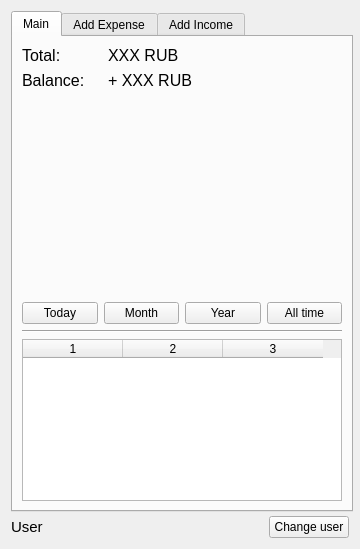
calabufy/SafeMoney, file data/uiSM.ui: the form before one commit.
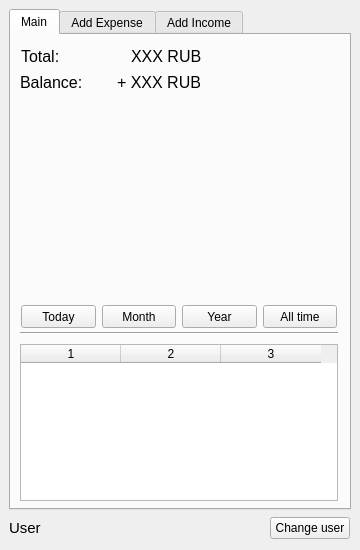
The form after the commit.

Commit message: feat: QFrame was removed from the form, 'frame' class was created to replace it, which will draw a ring diagram

The edit to the form file:
```diff
--- a/data/uiSM.ui
+++ b/data/uiSM.ui
@@ -7,19 +7,19 @@
     <x>0</x>
     <y>0</y>
     <width>360</width>
-    <height>549</height>
-   </rect>
-  </property>
-  <property name="minimumSize">
-   <size>
-    <width>360</width>
-    <height>500</height>
-   </size>
-  </property>
-  <property name="maximumSize">
-   <size>
-    <width>364</width>
     <height>550</height>
+   </rect>
+  </property>
+  <property name="minimumSize">
+   <size>
+    <width>0</width>
+    <height>0</height>
+   </size>
+  </property>
+  <property name="maximumSize">
+   <size>
+    <width>16777215</width>
+    <height>16777215</height>
    </size>
   </property>
   <property name="font">
@@ -30,9 +30,15 @@
   <property name="windowTitle">
    <string>SafeMoney</string>
   </property>
-  <layout class="QGridLayout" name="gridLayout_3">
-   <item row="0" column="0">
     <widget class="QTabWidget" name="tabWidget">
+   <property name="geometry">
+    <rect>
+     <x>9</x>
+     <y>9</y>
+     <width>342</width>
+     <height>501</height>
+    </rect>
+   </property>
      <property name="minimumSize">
       <size>
        <width>342</width>
@@ -49,18 +55,99 @@
       <attribute name="title">
        <string>Main</string>
       </attribute>
-      <layout class="QGridLayout" name="gridLayout">
-       <item row="2" column="1">
-        <widget class="QWidget" name="widget" native="true">
-         <property name="minimumSize">
+    <widget class="Line" name="line">
+     <property name="geometry">
+      <rect>
+       <x>9</x>
+       <y>290</y>
+       <width>318</width>
+       <height>16</height>
+      </rect>
+     </property>
+     <property name="orientation">
+      <enum>Qt::Horizontal</enum>
+     </property>
+    </widget>
+    <widget class="QTableWidget" name="balance_table">
+     <property name="geometry">
+      <rect>
+       <x>9</x>
+       <y>309</y>
+       <width>318</width>
+       <height>157</height>
+      </rect>
+     </property>
+     <property name="columnCount">
+      <number>3</number>
+     </property>
+     <column/>
+     <column/>
+     <column/>
+    </widget>
+    <widget class="QWidget" name="layoutWidget">
+     <property name="geometry">
+      <rect>
+       <x>9</x>
+       <y>36</y>
+       <width>181</width>
+       <height>22</height>
+      </rect>
+     </property>
+     <layout class="QHBoxLayout" name="horizontalLayout_5">
+      <item>
+       <widget class="QLabel" name="label_5">
+        <property name="maximumSize">
           <size>
-           <width>0</width>
-           <height>200</height>
-          </size>
-         </property>
-        </widget>
-       </item>
-       <item row="0" column="1">
+          <width>80</width>
+          <height>80</height>
+         </size>
+        </property>
+        <property name="font">
+         <font>
+          <pointsize>12</pointsize>
+         </font>
+        </property>
+        <property name="text">
+         <string>Balance: </string>
+        </property>
+       </widget>
+      </item>
+      <item>
+       <spacer name="horizontalSpacer_3">
+        <property name="orientation">
+         <enum>Qt::Horizontal</enum>
+        </property>
+        <property name="sizeHint" stdset="0">
+         <size>
+          <width>40</width>
+          <height>20</height>
+         </size>
+        </property>
+       </spacer>
+      </item>
+      <item>
+       <widget class="QLabel" name="label_7">
+        <property name="font">
+         <font>
+          <pointsize>12</pointsize>
+         </font>
+        </property>
+        <property name="text">
+         <string>+ XXX RUB</string>
+        </property>
+       </widget>
+      </item>
+     </layout>
+    </widget>
+    <widget class="QWidget" name="layoutWidget">
+     <property name="geometry">
+      <rect>
+       <x>10</x>
+       <y>10</y>
+       <width>181</width>
+       <height>22</height>
+      </rect>
+     </property>
         <layout class="QHBoxLayout" name="horizontalLayout_2">
          <item>
           <widget class="QLabel" name="label">
@@ -81,6 +168,19 @@
            </property>
           </widget>
          </item>
+      <item>
+       <spacer name="horizontalSpacer_2">
+        <property name="orientation">
+         <enum>Qt::Horizontal</enum>
+        </property>
+        <property name="sizeHint" stdset="0">
+         <size>
+          <width>40</width>
+          <height>20</height>
+         </size>
+        </property>
+       </spacer>
+      </item>
          <item>
           <widget class="QLabel" name="total_label">
            <property name="font">
@@ -94,91 +194,59 @@
           </widget>
          </item>
         </layout>
-       </item>
-       <item row="4" column="1">
-        <widget class="Line" name="line">
-         <property name="orientation">
-          <enum>Qt::Horizontal</enum>
-         </property>
-        </widget>
-       </item>
-       <item row="3" column="1">
-        <layout class="QHBoxLayout" name="horizontalLayout">
-         <item>
+    </widget>
           <widget class="QPushButton" name="today_button">
+     <property name="geometry">
+      <rect>
+       <x>10</x>
+       <y>270</y>
+       <width>75</width>
+       <height>23</height>
+      </rect>
+     </property>
            <property name="text">
             <string>Today</string>
            </property>
           </widget>
-         </item>
-         <item>
-          <widget class="QPushButton" name="month_button">
-           <property name="text">
-            <string>Month</string>
-           </property>
-          </widget>
-         </item>
-         <item>
           <widget class="QPushButton" name="year_button">
+     <property name="geometry">
+      <rect>
+       <x>171</x>
+       <y>270</y>
+       <width>75</width>
+       <height>23</height>
+      </rect>
+     </property>
            <property name="text">
             <string>Year</string>
            </property>
           </widget>
-         </item>
-         <item>
+    <widget class="QPushButton" name="month_button">
+     <property name="geometry">
+      <rect>
+       <x>91</x>
+       <y>270</y>
+       <width>74</width>
+       <height>23</height>
+      </rect>
+     </property>
+     <property name="text">
+      <string>Month</string>
+     </property>
+    </widget>
           <widget class="QPushButton" name="alltime_button">
+     <property name="geometry">
+      <rect>
+       <x>252</x>
+       <y>270</y>
+       <width>74</width>
+       <height>23</height>
+      </rect>
+     </property>
            <property name="text">
             <string>All time</string>
            </property>
           </widget>
-         </item>
-        </layout>
-       </item>
-       <item row="1" column="1">
-        <layout class="QHBoxLayout" name="horizontalLayout_5">
-         <item>
-          <widget class="QLabel" name="label_5">
-           <property name="maximumSize">
-            <size>
-             <width>80</width>
-             <height>80</height>
-            </size>
-           </property>
-           <property name="font">
-            <font>
-             <pointsize>12</pointsize>
-            </font>
-           </property>
-           <property name="text">
-            <string>Balance: </string>
-           </property>
-          </widget>
-         </item>
-         <item>
-          <widget class="QLabel" name="label_7">
-           <property name="font">
-            <font>
-             <pointsize>12</pointsize>
-            </font>
-           </property>
-           <property name="text">
-            <string>+ XXX RUB</string>
-           </property>
-          </widget>
-         </item>
-        </layout>
-       </item>
-       <item row="5" column="1">
-        <widget class="QTableWidget" name="balance_table">
-         <property name="columnCount">
-          <number>3</number>
-         </property>
-         <column/>
-         <column/>
-         <column/>
-        </widget>
-       </item>
-      </layout>
      </widget>
      <widget class="QWidget" name="Add_expense">
       <property name="minimumSize">
@@ -353,8 +421,15 @@
       </layout>
      </widget>
     </widget>
-   </item>
-   <item row="1" column="0">
+  <widget class="QWidget" name="layoutWidget">
+   <property name="geometry">
+    <rect>
+     <x>9</x>
+     <y>516</y>
+     <width>341</width>
+     <height>25</height>
+    </rect>
+   </property>
     <layout class="QGridLayout" name="gridLayout_5">
      <item row="0" column="1">
       <spacer name="horizontalSpacer">
@@ -404,8 +479,7 @@
       </widget>
      </item>
     </layout>
-   </item>
-  </layout>
+  </widget>
  </widget>
  <resources/>
  <connections/>
```
Left out of the diff: 31 changed lines with no effect on the pictures. Lines whose indentation alone changed are shown as unchanged. The commit also changes 5 other files.
